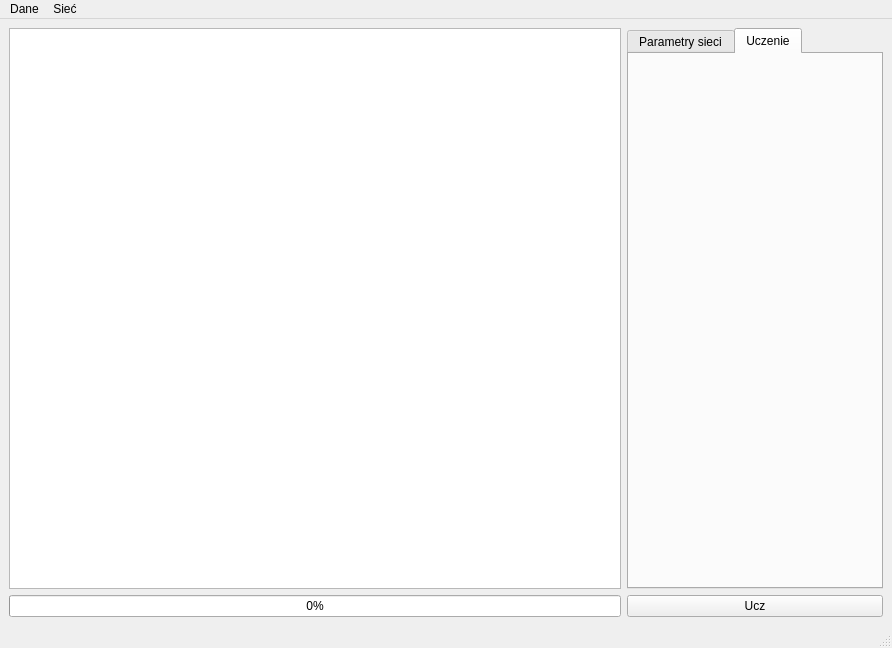
The window that NeuralNetwork/mainwindow.ui (bartop/NeuralNetwork) describes before a commit, drawn with Qt 5.
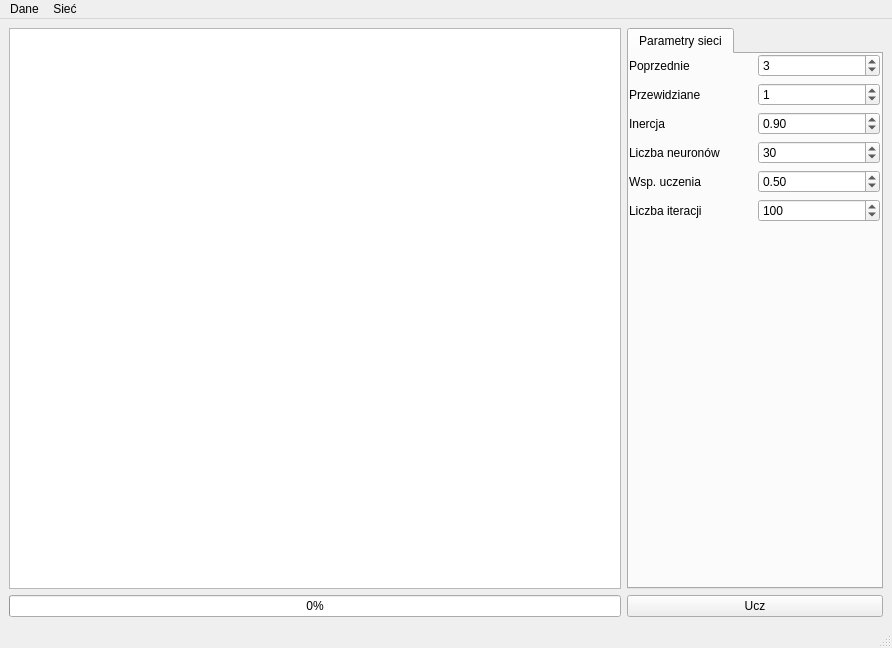
The same window after the commit. The open tabs and pages were chosen to show the change.

The edit to the form file:
```diff
--- a/NeuralNetwork/mainwindow.ui
+++ b/NeuralNetwork/mainwindow.ui
@@ -226,40 +226,11 @@
              </property>
             </widget>
            </item>
-          </layout>
-         </widget>
-        </widget>
-        <widget class="QWidget" name="tab_2">
-         <attribute name="title">
-          <string>Uczenie</string>
-         </attribute>
-         <widget class="QWidget" name="gridWidget_3" native="true">
-          <property name="geometry">
-           <rect>
-            <x>0</x>
-            <y>0</y>
-            <width>251</width>
-            <height>151</height>
-           </rect>
-          </property>
-          <property name="sizePolicy">
-           <sizepolicy hsizetype="Expanding" vsizetype="Preferred">
-            <horstretch>0</horstretch>
-            <verstretch>0</verstretch>
-           </sizepolicy>
-          </property>
-          <layout class="QGridLayout" name="gridLayout_4">
-           <property name="sizeConstraint">
-            <enum>QLayout::SetMaximumSize</enum>
-           </property>
-           <item row="2" column="0">
+           <item row="6" column="1">
             <spacer name="verticalSpacer_2">
              <property name="orientation">
               <enum>Qt::Vertical</enum>
              </property>
-             <property name="sizeType">
-              <enum>QSizePolicy::Minimum</enum>
-             </property>
              <property name="sizeHint" stdset="0">
               <size>
                <width>20</width>
```
Left out of the diff: 6 changed lines with no effect on the pictures.
